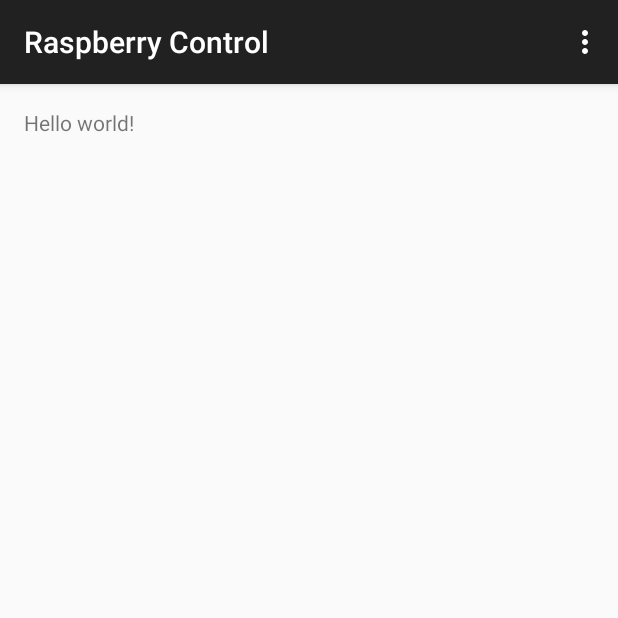
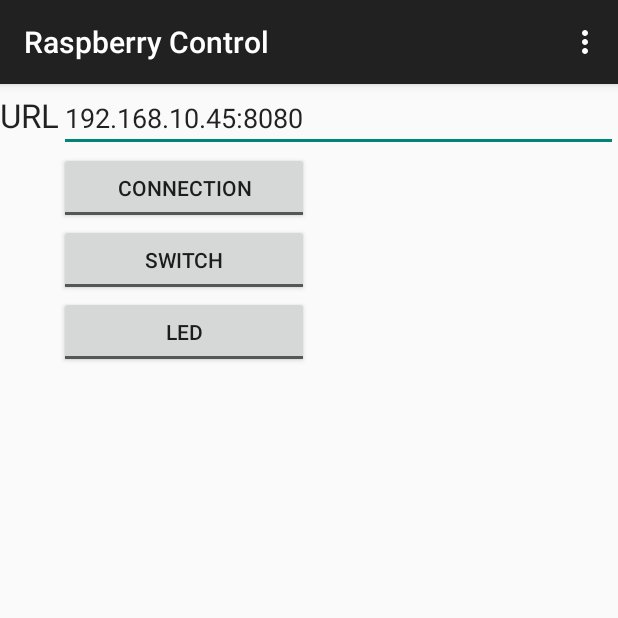
Before and after one commit to rimas79/rasp-controll, an Android app: the screen it shows after launch (MainActivity), on a phone screen of 412 x 824 dp, the top half of it. Run offline under Robolectric (Android 15) with nearby library versions, the phone set to English and light mode, and no system bars.

Commit message:
Initial commit

```diff
--- a/raspcontroll/src/main/java/com/rc/raspcontroll/MainActivity.java
+++ b/raspcontroll/src/main/java/com/rc/raspcontroll/MainActivity.java
@@ -1,5 +1,8 @@
 package com.rc.raspcontroll;
 
+import android.annotation.TargetApi;
+import android.content.Context;
+import android.content.SharedPreferences;
 import android.support.v7.app.ActionBarActivity;
 import android.support.v7.app.ActionBar;
 import android.support.v4.app.Fragment;
@@ -10,13 +13,20 @@ import android.view.MenuItem;
 import android.view.View;
 import android.view.ViewGroup;
 import android.os.Build;
+import android.widget.EditText;
 
 public class MainActivity extends ActionBarActivity {
+
+    static final String APP_PREFERENCES = "mysettings";
+    static final String APP_PREFERENCES_URL = "rasp_url";
+    SharedPreferences mSettings;
 
     @Override
     protected void onCreate(Bundle savedInstanceState) {
         super.onCreate(savedInstanceState);
         setContentView(R.layout.activity_main);
+
+        mSettings = getSharedPreferences(APP_PREFERENCES, Context.MODE_PRIVATE);
 
         if (savedInstanceState == null) {
             getSupportFragmentManager().beginTransaction()
@@ -46,10 +56,34 @@ public class MainActivity extends ActionBarActivity {
         return super.onOptionsItemSelected(item);
     }
 
+    @Override
+    public void onResume(){
+        super.onResume();
+        if (mSettings.contains(APP_PREFERENCES_URL)) {
+            EditText ed = (EditText) findViewById(R.id.raspURL);
+            ed.setText(mSettings.getString(APP_PREFERENCES_URL, ""));
+        }
+    }
+
+    @TargetApi(Build.VERSION_CODES.GINGERBREAD)
+    @Override
+    public void onPause() {
+        // TODO Auto-generated method stub
+        super.onPause();
+
+        EditText ed = (EditText) findViewById(R.id.raspURL);
+
+        SharedPreferences.Editor editor = mSettings.edit();
+        editor.putString(APP_PREFERENCES_URL, ed.getText().toString());
+        editor.apply();
+    }
+
     /**
      * A placeholder fragment containing a simple view.
      */
     public static class PlaceholderFragment extends Fragment {
+
+
 
         public PlaceholderFragment() {
         }
--- a/raspcontroll/src/main/res/layout/fragment_main.xml
+++ b/raspcontroll/src/main/res/layout/fragment_main.xml
@@ -1,16 +1,71 @@
-<RelativeLayout xmlns:android="http://schemas.android.com/apk/res/android"
-    xmlns:tools="http://schemas.android.com/tools"
-    android:layout_width="match_parent"
-    android:layout_height="match_parent"
-    android:paddingLeft="@dimen/activity_horizontal_margin"
-    android:paddingRight="@dimen/activity_horizontal_margin"
-    android:paddingTop="@dimen/activity_vertical_margin"
-    android:paddingBottom="@dimen/activity_vertical_margin"
-    tools:context="com.rc.raspcontroll.MainActivity$PlaceholderFragment">
+<TableLayout
+    android:layout_width="fill_parent"
+    android:layout_height="fill_parent"
+    xmlns:android="http://schemas.android.com/apk/res/android">
 
-    <TextView
-        android:text="@string/hello_world"
-        android:layout_width="wrap_content"
-        android:layout_height="wrap_content" />
+    <TableRow
+        android:layout_width="fill_parent"
+        android:layout_height="fill_parent">
 
-</RelativeLayout>
+        <TextView
+            android:layout_width="wrap_content"
+            android:layout_height="wrap_content"
+            android:textAppearance="?android:attr/textAppearanceLarge"
+            android:text="@string/labelRaspURL"
+            android:id="@+id/labelURL" />
+
+        <EditText
+            android:layout_width="wrap_content"
+            android:layout_height="wrap_content"
+            android:id="@+id/raspURL"
+            android:layout_weight="1"
+            android:inputType="textUri"
+            android:text="192.168.10.45:8080" />
+    </TableRow>
+
+    <TableRow
+        android:layout_width="fill_parent"
+        android:layout_height="fill_parent"
+        android:baselineAligned="false"
+        android:layout_gravity="center_horizontal">
+
+        <ToggleButton
+            android:layout_width="wrap_content"
+            android:layout_height="wrap_content"
+            android:id="@+id/tbConnect"
+            android:layout_column="1"
+            android:checked="false"
+            android:textOff="@string/tbConnectCaption"
+            android:textOn="@string/tbConnectCaption"
+            android:text="@string/tbConnectCaption" />
+    </TableRow>
+
+    <TableRow
+        android:layout_width="fill_parent"
+        android:layout_height="fill_parent">
+
+        <ToggleButton
+            android:layout_width="wrap_content"
+            android:layout_height="wrap_content"
+            android:text="@string/tbSwitchCaption"
+            android:id="@+id/tbSwitch"
+            android:layout_column="1"
+            android:textOff="@string/tbSwitchCaption"
+            android:textOn="@string/tbSwitchCaption" />
+    </TableRow>
+
+    <TableRow
+        android:layout_width="fill_parent"
+        android:layout_height="fill_parent">
+
+        <ToggleButton
+            android:layout_width="wrap_content"
+            android:layout_height="wrap_content"
+            android:text="@string/tbLEDCaption"
+            android:id="@+id/tbLED"
+            android:layout_column="1"
+            android:textOff="@string/tbLEDCaption"
+            android:textOn="@string/tbLEDCaption"
+            android:singleLine="false" />
+    </TableRow>
+</TableLayout>
--- a/raspcontroll/src/main/res/values/strings.xml
+++ b/raspcontroll/src/main/res/values/strings.xml
@@ -4,5 +4,9 @@
     <string name="app_name">Raspberry Control</string>
     <string name="hello_world">Hello world!</string>
     <string name="action_settings">Settings</string>
+    <string name="labelRaspURL">URL</string>
+    <string name="tbConnectCaption">Connection</string>
+    <string name="tbLEDCaption">LED</string>
+    <string name="tbSwitchCaption">Switch</string>
 
 </resources>
```
Also changed, not shown: 1 other file.
